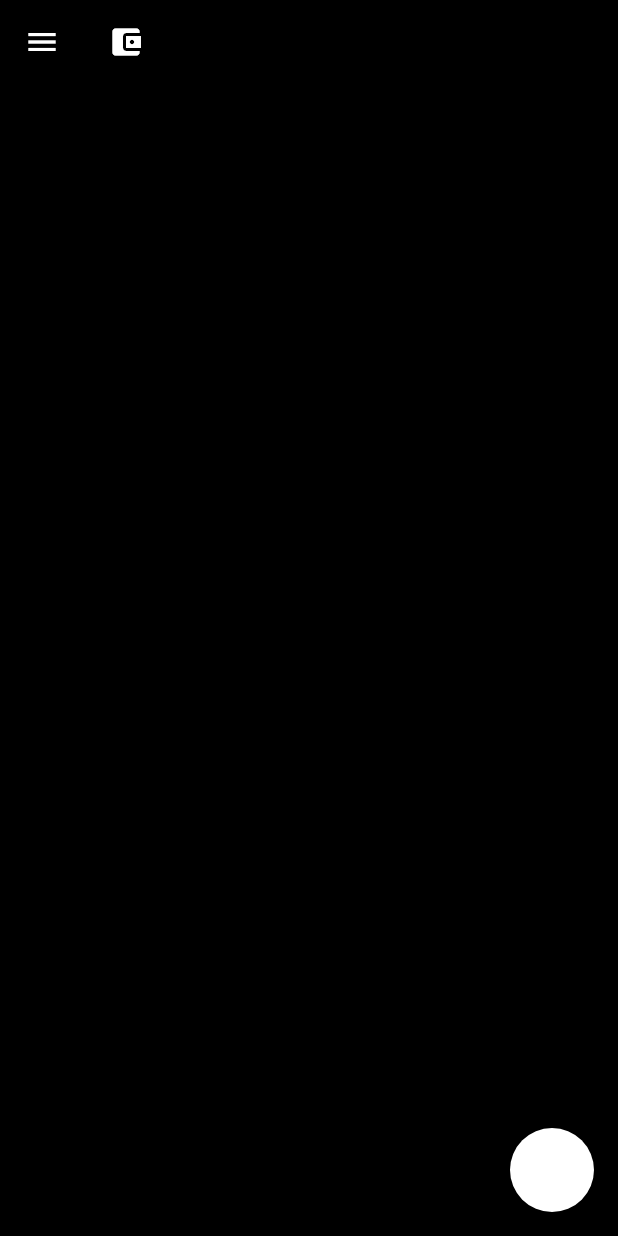
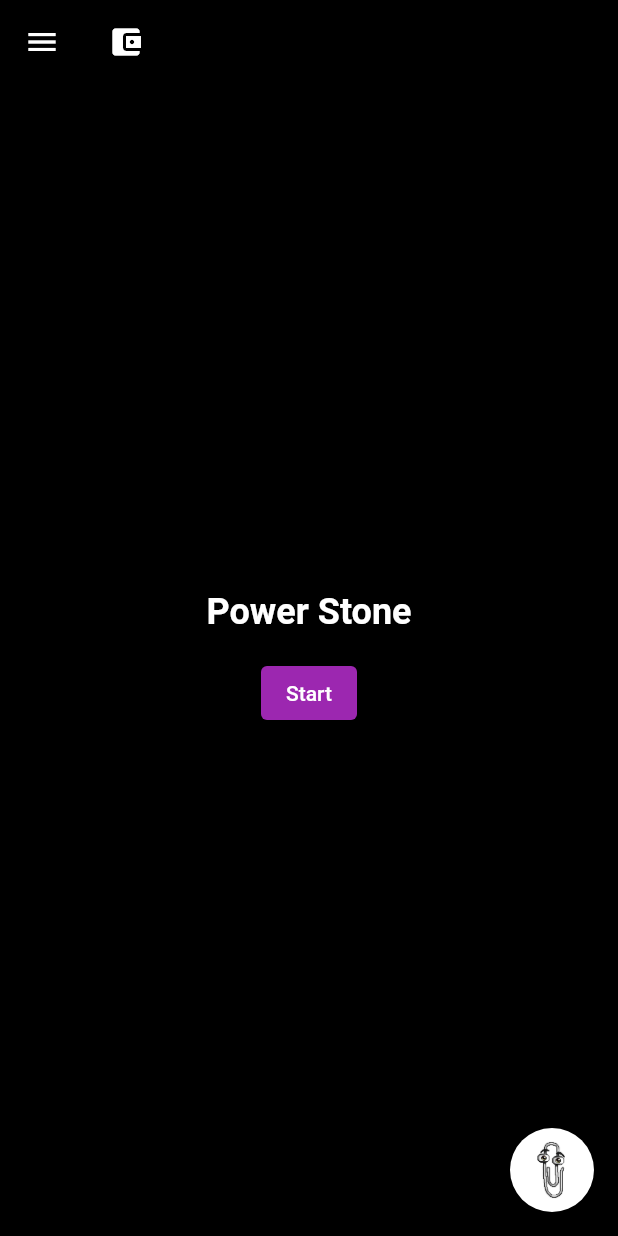
Before and after one commit to G-Titan/CityNest, a Flutter app: the screen it shows after launch, on a phone screen of 412 x 824 dp. Run offline on Flutter 3.47's test engine with Material 2 defaults, Android fonts, the phone set to English and light mode, and no system bars; our stand-ins replace animated_text_kit.

Commit message:
added infinity stones

```diff
--- /dev/null
+++ b/lib/InfinityStones/POWER.dart
@@ -0,0 +1,58 @@
+// power.dart
+import 'package:flutter/material.dart';
+
+class Power extends StatelessWidget {
+  @override
+  Widget build(BuildContext context) {
+    return Container(
+      padding: const EdgeInsets.all(16),
+      child: Column(
+        mainAxisAlignment: MainAxisAlignment.center,
+        children: [
+          Text(
+            'Power Stone',
+            style: TextStyle(
+              color: Colors.white,
+              fontSize: 24,
+              fontWeight: FontWeight.bold,
+            ),
+          ),
+          SizedBox(height: 16),
+          ElevatedButton(
+            onPressed: () {
+              showModalBottomSheet(
+                context: context,
+                builder: (BuildContext context) {
+                  return Container(
+                    padding: const EdgeInsets.all(16),
+                    child: Column(
+                      crossAxisAlignment: CrossAxisAlignment.start,
+                      children: [
+                        Text(
+                          'KYC Modal',
+                          style: TextStyle(
+                            color: Colors.white,
+                            fontSize: 20,
+                            fontWeight: FontWeight.bold,
+                          ),
+                        ),
+                        SizedBox(height: 16),
+                        // Add your KYC form or content here
+                        Text(
+                          'User Identification Form...',
+                          style: TextStyle(color: Colors.white),
+                        ),
+                        // Add more KYC form fields or content as needed
+                      ],
+                    ),
+                  );
+                },
+              );
+            },
+            child: Text('Start'),
+          ),
+        ],
+      ),
+    );
+  }
+}
--- a/lib/main_screen.dart
+++ b/lib/main_screen.dart
@@ -1,8 +1,8 @@
 // main_screen.dart
 import 'dart:io' show Platform;
 import 'package:flutter/material.dart';
-import 'home_page.dart';
 import 'about_page.dart';
+import 'InfinityStones/power.dart';
 import 'package:animated_text_kit/animated_text_kit.dart';
 
 class MainScreen extends StatefulWidget {
@@ -62,27 +62,27 @@ class _MainScreenState extends State<MainScreen> {
                       _navigateToPage(0); // Navigate to HomePage (Portal)
                     },
                   ),
+                  ListTile(
+                    leading: const Icon(Icons.music_note, color: Colors.white),
+                    title: const Text(
+                      'Media hub',
+                      style: TextStyle(color: Colors.white),
+                    ),
+                    onTap: () {
+                      _navigateToPage(1); // Navigate to Media Hub
+                    },
+                  ),
                   if (shouldShowSettingsButton)
                     ListTile(
-                      leading: const Icon(Icons.settings, color: Colors.white),
+                      leading: const Icon(Icons.settings_suggest_outlined, color: Colors.white),
                       title: const Text(
                         'Settings',
                         style: TextStyle(color: Colors.white),
                       ),
                       onTap: () {
-                        _navigateToPage(1); // Navigate to SettingsPage
-                      },
-                    ),    ListTile(
-                    leading: const Icon(Icons.info_outline, color: Colors.white),
-                    title: const Text(
-                      'About',
-                      style: TextStyle(color: Colors.white),
-                    ),
-                    onTap: () {
-                      _navigateToPage(3); // Navigate to About
+                        _navigateToPage(2); // Navigate to Settings
                       },
                     ),
-
                   Expanded(child: Container()),
                   Container(
                     margin: const EdgeInsets.only(top: 16),
@@ -105,22 +105,25 @@ class _MainScreenState extends State<MainScreen> {
             // Handle page change if needed
           },
           children: [
-            const HomePage(),
+            // Power Stone Page (Dynamic Page)
+            Power(),
+
+            // Media Hub Page
             Container(
               padding: const EdgeInsets.all(16),
               child: const Column(
                 crossAxisAlignment: CrossAxisAlignment.start,
                 children: [
                   Text(
-                        'Media player',
+                    'Media Hub',
                     style: TextStyle(color: Colors.white),
                   ),
                   // Add more widgets as needed
                 ],
               ),
-                ), // Page 0 (Portal)
+            ),
 
-            // Add more pages as needed
+            // Settings Page
             Container(
               padding: const EdgeInsets.all(16),
               child: const Column(
@@ -135,6 +138,7 @@ class _MainScreenState extends State<MainScreen> {
               ),
             ),
 
+            // About Page
             ListTile(
               leading: const Icon(Icons.info, color: Colors.white),
               title: const Text(
@@ -150,7 +154,6 @@ class _MainScreenState extends State<MainScreen> {
             ),
           ],
         ),
-
         floatingActionButton: FloatingActionButton(
           onPressed: () {
             showModalBottomSheet(
@@ -182,7 +185,6 @@ class _MainScreenState extends State<MainScreen> {
                                   ),
                                 ),
                               ),
-
                               Container(
                                 margin: const EdgeInsets.symmetric(vertical: 8),
                                 child: const TextField(
@@ -192,7 +194,6 @@ class _MainScreenState extends State<MainScreen> {
                                   ),
                                 ),
                               ),
-
                               Center(
                                 child: AnimatedSwitcher(
                                   duration: const Duration(seconds: 3),
@@ -205,14 +206,15 @@ class _MainScreenState extends State<MainScreen> {
                                   ),
                                 ),
                               ),
-
-                      // Container for the typing animation
                               Container(
                                 margin: const EdgeInsets.only(top: 16),
                                 child: Align(
                                   alignment: Alignment.centerLeft,
                                   // ignore: deprecated_member_use
                                   child: TypewriterAnimatedTextKit(
+                                  repeatForever: false, // Set repeatForever to false
+                                  totalRepeatCount: 2,   // Set totalRepeatCount to 2
+                                  pause: const Duration(milliseconds: 500),
                                     text: const [
                                       "",
                                       "I can read",
@@ -241,10 +243,12 @@ class _MainScreenState extends State<MainScreen> {
             );
           },
           backgroundColor: Colors.white,
-  child: const Icon(Icons.add),
+          child: Image.asset(
+            'assets/animations/AI.gif',
+            width: 40,
+            height: 40,
           ),
-
-
+        ),
       ),
     );
   }
```
Also changed, not shown: lib/dynamic_page.dart (added, +26 -0 lines), lib/InfinityStones/MIND.dart (added), lib/InfinityStones/REALITY.dart (added), lib/InfinityStones/SOUL.dart (added), lib/InfinityStones/SPACE.dart (added), lib/InfinityStones/TIME.dart (added). Lines whose indentation alone changed are shown as unchanged.
